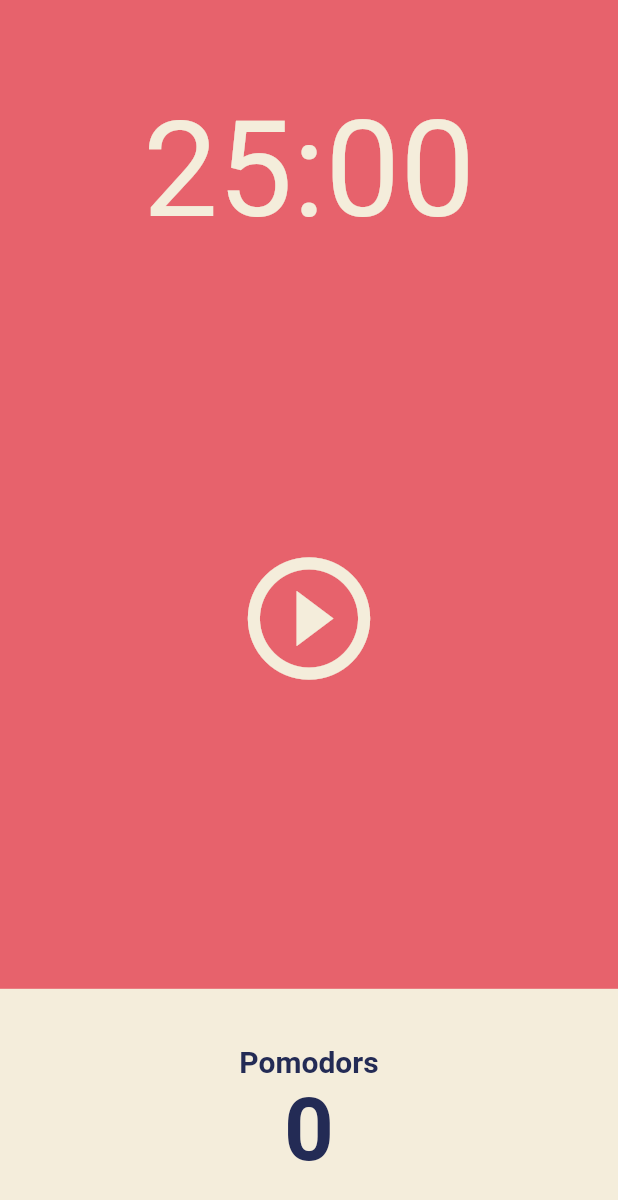
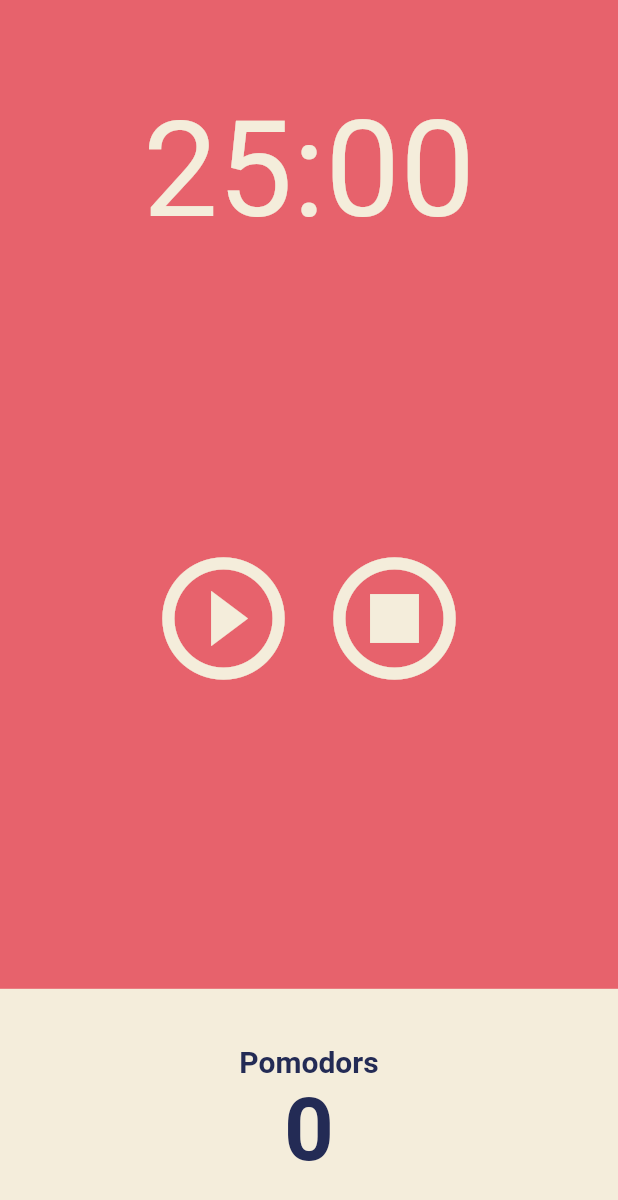
Before and after one commit to ghma1213/flutter_study, a Flutter app: the screen it shows after launch, on a phone screen of 412 x 824 dp. Shown: the top 1200 px of the screen. Run offline on Flutter 3.47's test engine with Material 2 defaults, Android fonts, the light colour scheme and no system bars.

Commit message:
stop button 추가

```diff
--- a/pomodoro_app/lib/screens/home_screen.dart
+++ b/pomodoro_app/lib/screens/home_screen.dart
@@ -1,3 +1,5 @@
+import 'dart:async';
+
 import 'package:flutter/material.dart';
 
 class HomeScreen extends StatefulWidget {
@@ -8,6 +10,57 @@ class HomeScreen extends StatefulWidget {
 }
 
 class _HomeScreenState extends State<HomeScreen> {
+  static const twentyFiveMinutes = 1500;
+  int totalSeconds = twentyFiveMinutes;
+  bool isRunning = false;
+  int totalPomodoros = 0;
+  late Timer timer;
+
+  void onTick(Timer timer) {
+    if (totalSeconds == 0) {
+      setState(() {
+        totalPomodoros = totalPomodoros + 1;
+        isRunning = false;
+        totalSeconds = twentyFiveMinutes;
+      });
+      timer.cancel();
+    } else {
+      setState(() {
+        totalSeconds = totalSeconds - 1;
+      });
+    }
+  }
+
+  void onStartPressed() {
+    timer = Timer.periodic(
+      const Duration(seconds: 1),
+      onTick,
+    );
+    setState(() {
+      isRunning = true;
+    });
+  }
+
+  void onPausePressed() {
+    timer.cancel();
+    setState(() {
+      isRunning = false;
+    });
+  }
+
+  void onStopPressed() {
+    timer.cancel();
+    setState(() {
+      isRunning = false;
+      totalSeconds = twentyFiveMinutes;
+    });
+  }
+
+  String format(int seconds) {
+    var duration = Duration(seconds: seconds);
+    return duration.toString().split(".").first.substring(2, 7);
+  }
+
   @override
   Widget build(BuildContext context) {
     return Scaffold(
@@ -19,7 +72,7 @@ class _HomeScreenState extends State<HomeScreen> {
             child: Container(
               alignment: Alignment.bottomCenter,
               child: Text(
-                '25:00',
+                format(totalSeconds),
                 style: TextStyle(
                   color: Theme.of(context).cardColor,
                   fontSize: 89,
@@ -29,14 +82,32 @@ class _HomeScreenState extends State<HomeScreen> {
           ),
           Flexible(
             flex: 3,
-            child: Center(
-              child: IconButton(
-                  iconSize: 98,
-                  color: Theme.of(context).cardColor,
-                  onPressed: onPressed,
-                  icon: const Icon(
-                    Icons.play_circle_outline,
-                  )),
+            child: Row(
+              mainAxisAlignment: MainAxisAlignment.center,
+              children: [
+                Center(
+                  child: IconButton(
+                    iconSize: 98,
+                    color: Theme.of(context).cardColor,
+                    onPressed: isRunning ? onPausePressed : onStartPressed,
+                    icon: Icon(
+                      isRunning
+                          ? Icons.pause_circle_outline
+                          : Icons.play_circle_outline,
+                    ),
+                  ),
+                ),
+                Center(
+                  child: IconButton(
+                    iconSize: 98,
+                    color: Theme.of(context).cardColor,
+                    onPressed: onStopPressed,
+                    icon: const Icon(
+                      Icons.stop_circle_outlined,
+                    ),
+                  ),
+                ),
+              ],
             ),
           ),
           Flexible(
@@ -60,7 +131,7 @@ class _HomeScreenState extends State<HomeScreen> {
                           ),
                         ),
                         Text(
-                          '0',
+                          '$totalPomodoros',
                           style: TextStyle(
                             fontWeight: FontWeight.w600,
                             fontSize: 58,
@@ -79,6 +150,4 @@ class _HomeScreenState extends State<HomeScreen> {
       ),
     );
   }
-
-  void onPressed() {}
 }
```
